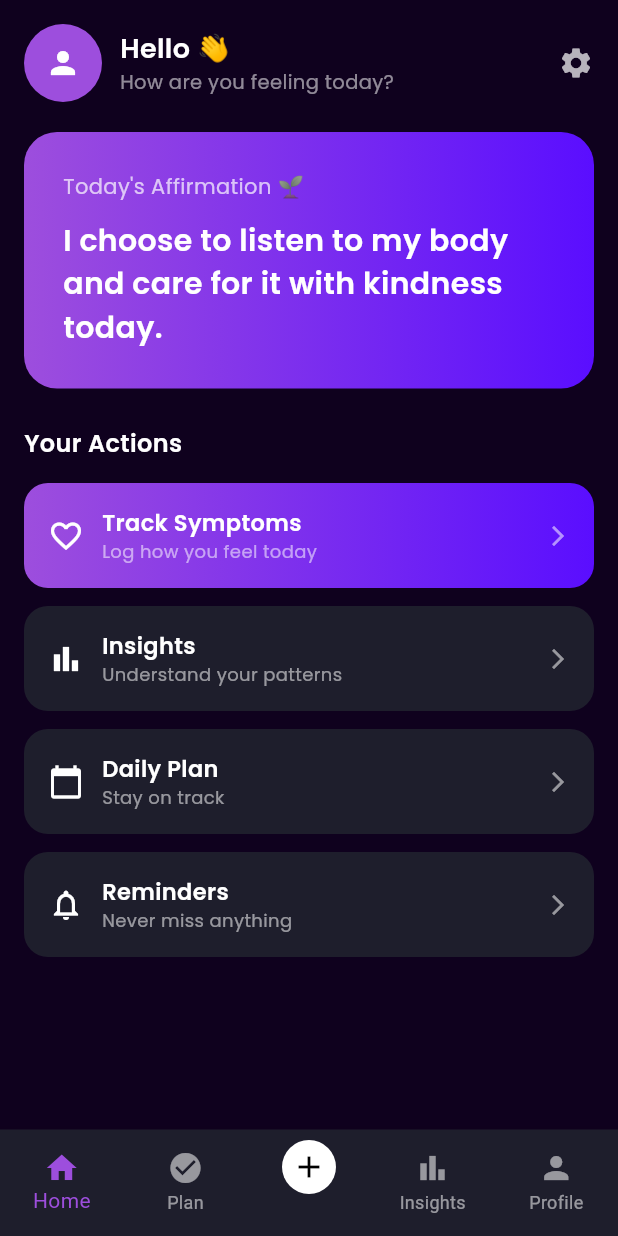
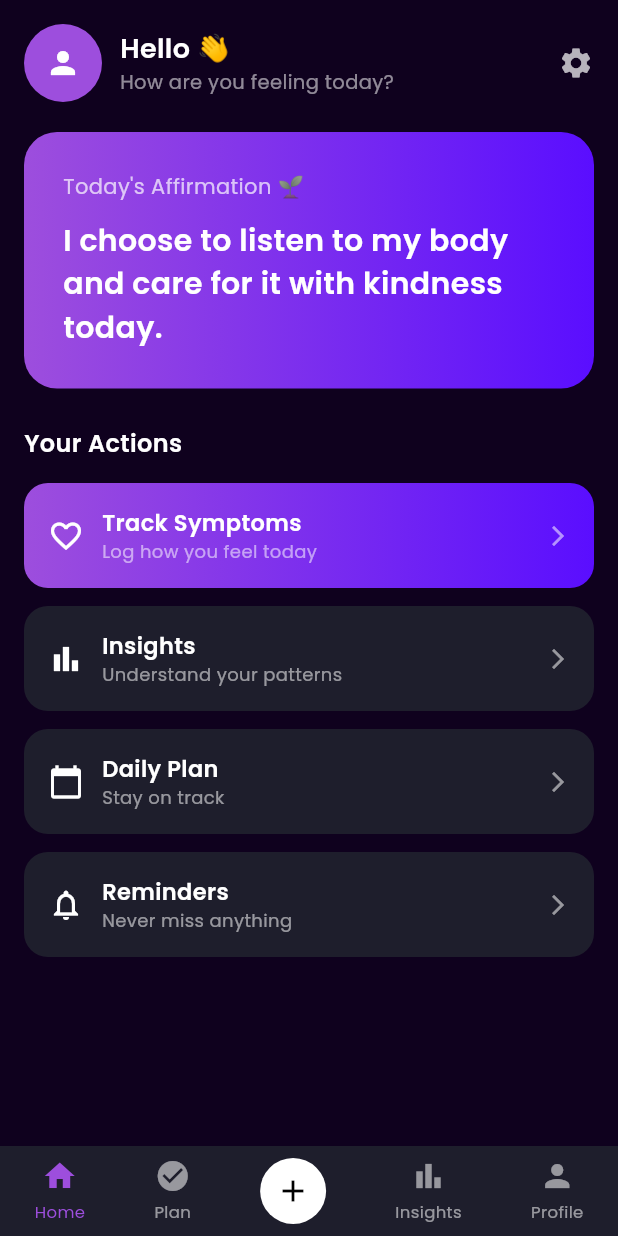
Before and after one commit to softdevlpr/vytal, a Flutter app: the HomePage screen opened directly, on a phone screen of 412 x 824 dp. Run offline on Flutter 3.47's test engine with Material 3 defaults, Android fonts, the phone set to English and light mode, and no system bars; our stand-ins replace flutter_local_notifications, google_fonts, timezone.

Commit message:
Update home_page.dart

```diff
--- a/lib/screens/home_page.dart
+++ b/lib/screens/home_page.dart
@@ -19,6 +19,31 @@ class _HomePageState extends State<HomePage> {
 
   int currentIndex = 0;
 
+  void handleNavigation(int index) {
+    setState(() {
+      currentIndex = index;
+    });
+
+    switch (index) {
+      case 1:
+        Navigator.push(context,
+            MaterialPageRoute(builder: (_) => const PlanPage()));
+        break;
+      case 2:
+        Navigator.push(context,
+            MaterialPageRoute(builder: (_) => const AddSymptomsPage()));
+        break;
+      case 3:
+        Navigator.push(context,
+            MaterialPageRoute(builder: (_) => const InsightsPage()));
+        break;
+      case 4:
+        Navigator.push(context,
+            MaterialPageRoute(builder: (_) => const ProfileSettingsPage()));
+        break;
+    }
+  }
+
   @override
   Widget build(BuildContext context) {
     return Scaffold(
@@ -35,7 +60,6 @@ class _HomePageState extends State<HomePage> {
 
               const SizedBox(height: 20),
 
-              /// 🔥 BIGGER AFFIRMATION
               _dailyAffirmation(),
 
               const SizedBox(height: 25),
@@ -94,48 +118,64 @@ class _HomePageState extends State<HomePage> {
         ),
       ),
 
-      /// 🔥 BOTTOM NAV (MATCH IMAGE)
-      bottomNavigationBar: BottomNavigationBar(
-        backgroundColor: const Color(0xFF1E1E2C),
-        selectedItemColor: const Color(0xFF9D4EDD),
-        unselectedItemColor: Colors.white54,
-        currentIndex: currentIndex,
-        onTap: (index) {
-          setState(() {
-            currentIndex = index;
-          });
-        },
-        type: BottomNavigationBarType.fixed,
-        items: [
-          const BottomNavigationBarItem(
-            icon: Icon(Icons.home),
-            label: "Home",
-          ),
-          const BottomNavigationBarItem(
-            icon: Icon(Icons.check_circle),
-            label: "Plan",
-          ),
+      /// 🔥 CUSTOM BOTTOM NAV (MATCH DESIGN)
+      bottomNavigationBar: Container(
+        padding: const EdgeInsets.symmetric(vertical: 8),
+        color: const Color(0xFF1E1E2C),
+        child: Row(
+          mainAxisAlignment: MainAxisAlignment.spaceAround,
+          children: [
 
-          /// 🔥 CENTER BIG +
-          BottomNavigationBarItem(
-            icon: Container(
-              padding: const EdgeInsets.all(6),
+            navItem(Icons.home, "Home", 0),
+
+            navItem(Icons.check_circle, "Plan", 1),
+
+            /// CENTER +
+            GestureDetector(
+              onTap: () => handleNavigation(2),
+              child: Container(
+                padding: const EdgeInsets.all(10),
                 decoration: const BoxDecoration(
                   shape: BoxShape.circle,
                   color: Colors.white,
                 ),
                 child: const Icon(Icons.add, color: Colors.black),
               ),
-            label: "",
             ),
 
-          const BottomNavigationBarItem(
-            icon: Icon(Icons.bar_chart),
-            label: "Insights",
+            navItem(Icons.bar_chart, "Insights", 3),
+
+            navItem(Icons.person, "Profile", 4),
+          ],
         ),
-          const BottomNavigationBarItem(
-            icon: Icon(Icons.person),
-            label: "Profile",
+      ),
+    );
+  }
+
+  /// 🔥 NAV ITEM (MATCH STYLE)
+  Widget navItem(IconData icon, String label, int index) {
+    final isSelected = currentIndex == index;
+
+    return GestureDetector(
+      onTap: () => handleNavigation(index),
+      child: Column(
+        mainAxisSize: MainAxisSize.min,
+        children: [
+          Icon(
+            icon,
+            color: isSelected
+                ? const Color(0xFF9D4EDD)
+                : Colors.white54,
+          ),
+          const SizedBox(height: 4),
+          Text(
+            label,
+            style: GoogleFonts.poppins(
+              fontSize: 11,
+              color: isSelected
+                  ? const Color(0xFF9D4EDD)
+                  : Colors.white54,
+            ),
           ),
         ],
       ),
@@ -182,11 +222,11 @@ class _HomePageState extends State<HomePage> {
     );
   }
 
-  /// 🔥 BIGGER AFFIRMATION CARD
+  /// AFFIRMATION
   Widget _dailyAffirmation() {
     return Container(
       width: double.infinity,
-      padding: const EdgeInsets.all(26), // 🔥 bigger padding
+      padding: const EdgeInsets.all(26),
       decoration: BoxDecoration(
         gradient: const LinearGradient(
           colors: [
@@ -211,7 +251,7 @@ class _HomePageState extends State<HomePage> {
             "I choose to listen to my body and care for it with kindness today.",
             style: GoogleFonts.poppins(
               color: Colors.white,
-              fontSize: 20, // 🔥 increased
+              fontSize: 20,
               fontWeight: FontWeight.w600,
             ),
           ),
```
Lines whose indentation alone changed are shown as unchanged.
